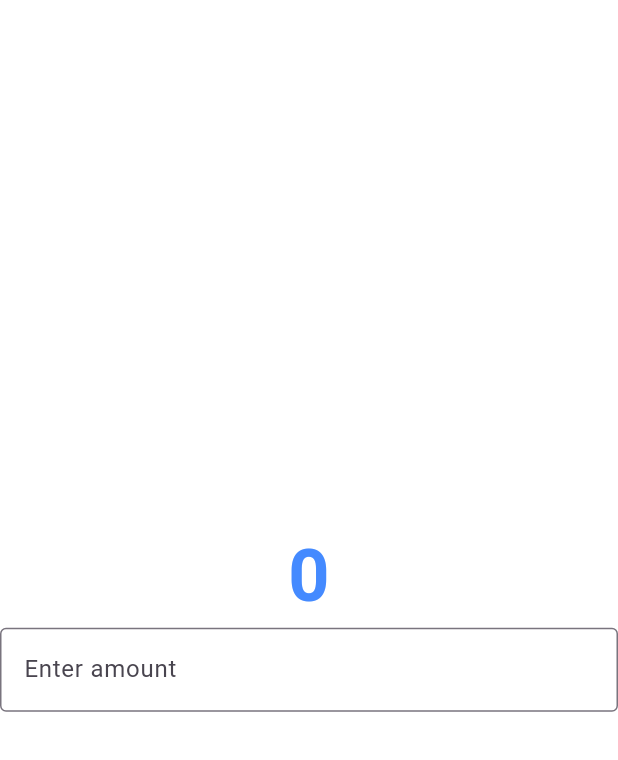
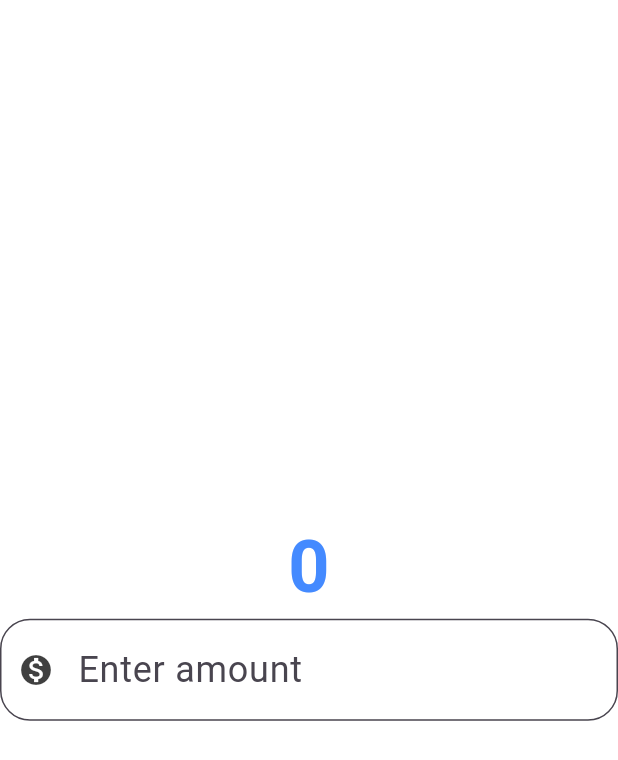
Before and after one commit to MutumaDerick/currency_converter, a Flutter app: the screen it shows after launch, on a phone screen of 412 x 824 dp. Shown: the top 760 px of the screen. Run offline on Flutter 3.47's test engine with Material 3 defaults, Android fonts, the phone set to English and light mode, and no system bars.

Commit message:
Added widgets

```diff
--- a/lib/currency_converter_material_page.dart
+++ b/lib/currency_converter_material_page.dart
@@ -9,20 +9,47 @@ class CurrencyConverterMaterialPage extends StatelessWidget {
       backgroundColor: Colors.white54,
       body: Center(
         child: Column(
-        mainAxisAlignment: MainAxisAlignment.center,
-        crossAxisAlignment: CrossAxisAlignment.center,
-        children: [
-          Text('0',
-           style: TextStyle(
-            fontSize: 48,
-            fontWeight: FontWeight.bold,
-            color: Colors.blueAccent
-             ),
+          mainAxisAlignment: MainAxisAlignment.center,
+          crossAxisAlignment: CrossAxisAlignment.center,
+          children: [
+            Text(
+              '0',
+              style: TextStyle(
+                  fontSize: 48,
+                  fontWeight: FontWeight.bold,
+                  color: Colors.blueAccent),
             ),
             TextField(
+              style: TextStyle(
+                fontSize: 24,
+                color: Colors.black,
+              ),
               decoration: InputDecoration(
-                labelText: 'Enter amount',
-                border: OutlineInputBorder(),
+                border: OutlineInputBorder(
+                  borderSide: BorderSide(
+                    color: Colors.blueAccent,
+                    width: 2,
+                    style: BorderStyle.solid,
+                  ),
+                  borderRadius: BorderRadius.all(
+                    Radius.circular(20),
+                  ),
+                ),
+                hintText: 'Enter amount',
+                prefixIcon: Icon(Icons.monetization_on),
+                prefixIconColor: Color.fromARGB(191, 0, 0, 0),
+                filled: true,
+                fillColor: Colors.white,
+                focusedBorder: OutlineInputBorder(
+                  borderSide: BorderSide(
+                    color: Colors.blueAccent,
+                    width: 2,
+                    style: BorderStyle.solid,
+                  ),
+                  borderRadius: BorderRadius.all(
+                    Radius.circular(20),
+                  ),
+                ),
               ),
               keyboardType: TextInputType.number,
             ),
```
